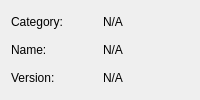
The window that apps/Qt/Views/OsInfoView/OsInfoView.ui (klapeto/elpida) describes before a commit, drawn with Qt 5.
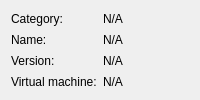
The same window after the commit.

Commit message:
Detect virtual machines and flag uploads from them
os.virtualization is "none" on bare metal or the VM's id (kvm, hyperv, wsl,
vmware, android-emulator, ...). It's sent with every upload so the server can
keep those results out of the statistics. The Qt OS info box shows it.

Detection: the Android emulator properties, WSL's kernel release, the CPUID
hypervisor leaves on x86 (a Hyper-V root partition, i.e. a Windows host with
VBS, counts as bare metal), Xen's sysfs, the DMI/SMBIOS system vendor and
product, and the device tree. See docs/development/virtualization-detection.md.

The edit to the form file:
```diff
--- a/apps/Qt/Views/OsInfoView/OsInfoView.ui
+++ b/apps/Qt/Views/OsInfoView/OsInfoView.ui
@@ -65,6 +65,20 @@
      </property>
     </widget>
    </item>
+   <item row="3" column="0">
+    <widget class="QLabel" name="lblVirtualization">
+     <property name="text">
+      <string>Virtual machine:</string>
+     </property>
+    </widget>
+   </item>
+   <item row="3" column="2">
+    <widget class="QLabel" name="lblVirtualizationValue">
+     <property name="text">
+      <string>N/A</string>
+     </property>
+    </widget>
+   </item>
   </layout>
  </widget>
  <resources/>
```
The commit also changes 22 other files.
